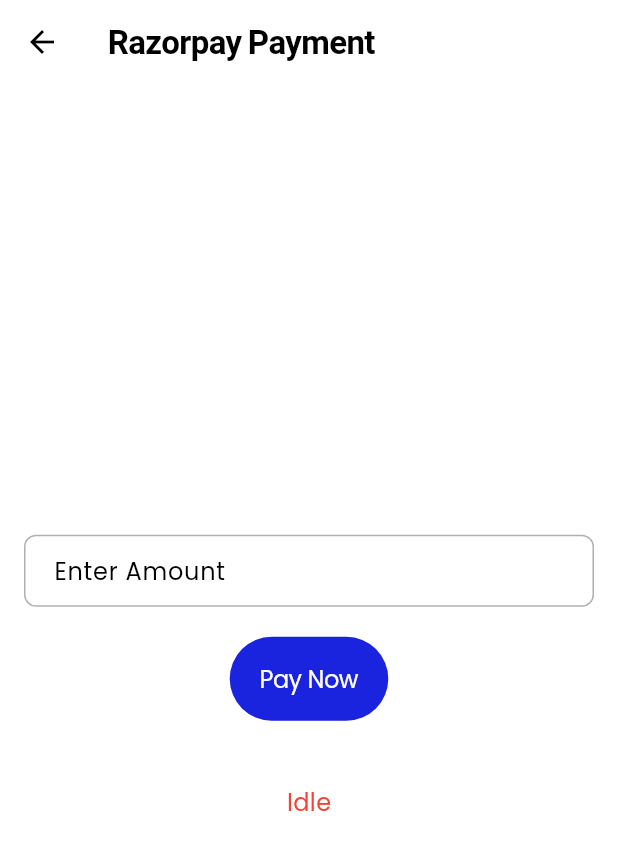
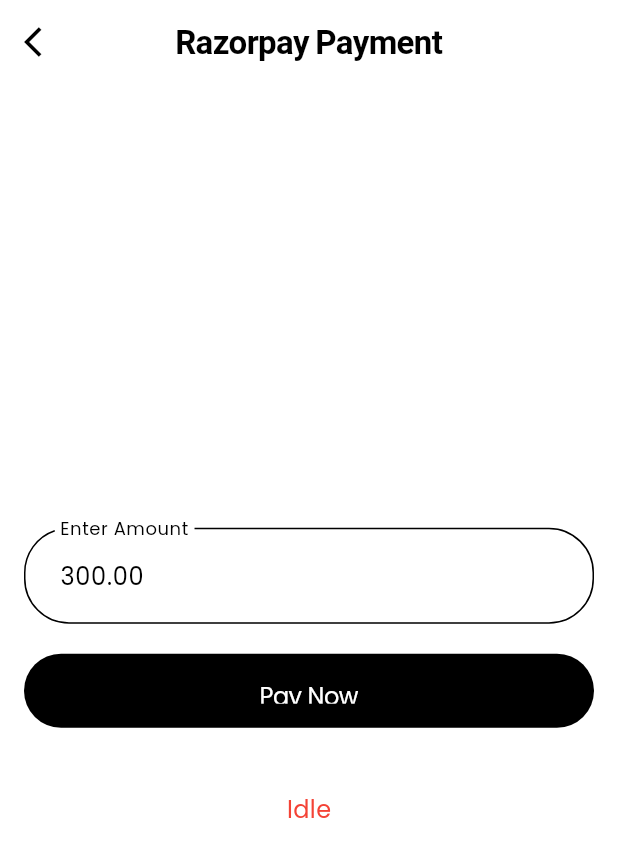
Before and after one commit to afloatwont/PloofyPaws-App, a Flutter app: the RazorPayScreen screen opened directly, on a phone screen of 412 x 824 dp. Shown: the top 857 px of the screen. Run offline on Flutter 3.47's test engine with Material 3 defaults, Android fonts, the phone set to English and light mode, and no system bars; our stand-ins replace carousel_slider, cloud_firestore, delightful_toast, device_info_plus, dio, file_picker and 26 more; missing offline and left inert: mobile_scanner, pull_down_button, razorpay_flutter, videosdk; accounts and stored records are empty; project files that could hold a hidden picture were left out.

Commit message:
razorpay ui refactored

```diff
--- a/lib/main.dart
+++ b/lib/main.dart
@@ -12,6 +12,7 @@ import 'package:ploofypaws/location/map_location.dart';
 import 'package:ploofypaws/pages/home/services/pet_walking/pet_walking.dart';
 import 'package:ploofypaws/pages/home/services/pet_walking/selected_plan_provider.dart';
 import 'package:ploofypaws/pages/tracker/tracker.dart';
+import 'package:ploofypaws/razorpay/payment_razorpay.dart';
 import 'package:ploofypaws/services/alert/alert_service.dart';
 import 'package:ploofypaws/services/navigation/navigation.dart';
 import 'package:ploofypaws/services/repositories/auth/firebase/fire_auth.dart';
@@ -95,7 +96,7 @@ class _MyAppState extends State<MyApp> {
         textTheme:
             GoogleFonts.poppinsTextTheme().apply(bodyColor: Colors.black),
       ),
-      home: const Tracker(),
+      home: const RazorPayScreen(),
     );
   }
 }
--- a/lib/razorpay/payment_razorpay.dart
+++ b/lib/razorpay/payment_razorpay.dart
@@ -19,6 +19,9 @@ class RazorPayScreenState extends State<RazorPayScreen>
   @override
   void initState() {
     super.initState();
+    setState(() {
+      _amountController.text = "300.00";
+    });
     _razorpay = Razorpay();
     _razorpay?.on(Razorpay.EVENT_PAYMENT_SUCCESS, _handlePaymentSuccess);
     _razorpay?.on(Razorpay.EVENT_PAYMENT_ERROR, _handlePaymentError);
@@ -77,7 +80,14 @@ class RazorPayScreenState extends State<RazorPayScreen>
   Widget build(BuildContext context) {
     return Scaffold(
       appBar: AppBar(
+        leading: IconButton(
+          onPressed: () {
+            Navigator.pop(context);
+          },
+          icon: const Icon(Icons.arrow_back_ios),
+        ),
         title: const Text('Razorpay Payment'),
+        centerTitle: true,
       ),
       body: Center(
         child: SingleChildScrollView(
@@ -87,9 +97,21 @@ class RazorPayScreenState extends State<RazorPayScreen>
             children: [
               TextField(
                 controller: _amountController,
-                decoration: const InputDecoration(
+                decoration: InputDecoration(
                   labelText: 'Enter Amount',
-                  border: OutlineInputBorder(),
+                  labelStyle: const TextStyle(color: Colors.black),
+                  contentPadding: const EdgeInsets.all(20),
+                  border: OutlineInputBorder(
+                    borderRadius: BorderRadius.circular(40),
+                  ),
+                  enabledBorder: OutlineInputBorder(
+                    borderSide: const BorderSide(color: Colors.black),
+                    borderRadius: BorderRadius.circular(30),
+                  ),
+                  focusedBorder: OutlineInputBorder(
+                    borderSide: const BorderSide(color: Colors.black),
+                    borderRadius: BorderRadius.circular(30),
+                  ),
                 ),
                 keyboardType: TextInputType.number,
               ),
@@ -105,6 +127,10 @@ class RazorPayScreenState extends State<RazorPayScreen>
                     _animationController.forward();
                   }
                 },
+                style: ElevatedButton.styleFrom(
+                    backgroundColor: Colors.black,
+                    fixedSize: Size(double.maxFinite,
+                        MediaQuery.sizeOf(context).height * 0.06)),
                 child: const Text(
                   'Pay Now',
                   style: TextStyle(color: Colors.white),
```
